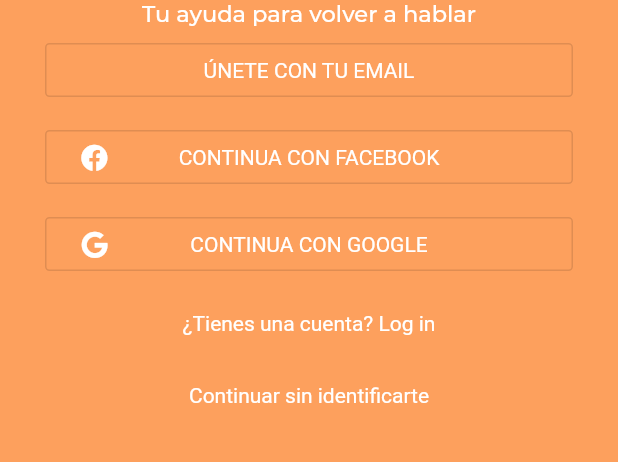
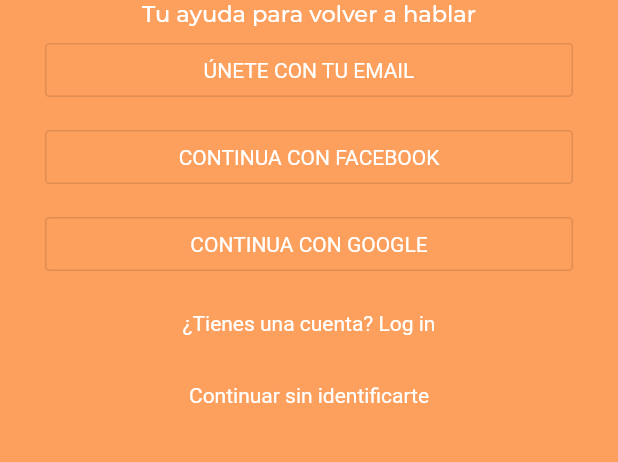
Before and after one commit to redela-investigacion/conversando-flutter, a Flutter app: the LoginPage screen opened by its route, on a phone screen of 412 x 824 dp, the part 371-833 px from its top. Run offline on Flutter 3.47's test engine with Material 2 defaults, Android fonts, the phone set to English and light mode, and no system bars; our stand-ins replace flutter_tts, localstorage, share.

Commit message:
[:scissors:] Remove font awesome, it is not necessary

```diff
--- a/lib/loginPage.dart
+++ b/lib/loginPage.dart
@@ -1,5 +1,4 @@
 import 'package:flutter/material.dart';
-import 'package:font_awesome_flutter/font_awesome_flutter.dart';
 
 class LoginPage extends StatelessWidget {
   @override
@@ -50,12 +49,12 @@ class LoginPage extends StatelessWidget {
                     ),
                     new OutlineLoginButton(
                       text: 'CONTINUA CON FACEBOOK',
-                      icon: FontAwesomeIcons.facebook,
+                      icon: null,
                       onPressed: () {print ('#TODO Registro con Facebook');}
                     ),
                     new OutlineLoginButton(
                       text: 'CONTINUA CON GOOGLE',
-                      icon: FontAwesomeIcons.google,
+                      icon: null,
                       onPressed: () {print ('#TODO Registro con Google');}
                     ),
                     new FlatLoginButton(
--- a/lib/main.dart
+++ b/lib/main.dart
@@ -7,7 +7,6 @@ import 'package:Conversando/homePage.dart';
 void main() {
   runApp(MyApp());
 }
-
 
 class MyApp extends StatelessWidget {
   @override
--- a/lib/settings.dart
+++ b/lib/settings.dart
@@ -1,7 +1,7 @@
+import 'package:flutter/material.dart';
 import 'package:Conversando/commons.dart';
 import 'package:Conversando/managePhrase.dart';
 import 'package:Conversando/help.dart';
-import 'package:flutter/material.dart';
 
 class SettingsWidget extends StatelessWidget {
   @override
@@ -105,5 +105,4 @@ class SettingsMenuOptionWidget extends StatelessWidget {
       onTap: this.onTap,
     );
   }
-
 }
--- a/lib/speaker.dart
+++ b/lib/speaker.dart
@@ -1,8 +1,6 @@
 import 'package:Conversando/selectPhrase.dart';
 import 'package:flutter/material.dart';
 import 'package:Conversando/context.dart';
-import 'package:font_awesome_flutter/font_awesome_flutter.dart';
-
 
 class SpeakerWidget extends StatelessWidget {
   @override
--- a/pubspec.yaml
+++ b/pubspec.yaml
@@ -17,7 +17,6 @@ dependencies:
     sdk: flutter
   flutter_tts: 0.1.1
   localstorage: ^1.0.0
-  font_awesome_flutter: 8.2.0
   share: ^0.5.3
   uuid: 1.0.3
 
```
